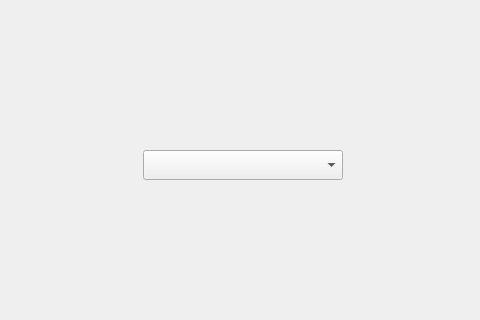
Before: the Qt Designer form main_window.ui in vanyadr/ProjectSweat, drawn with Qt 5; both pictures show x 347 to 827 and y 480 to 800 of the 1200 by 800 pixel window.
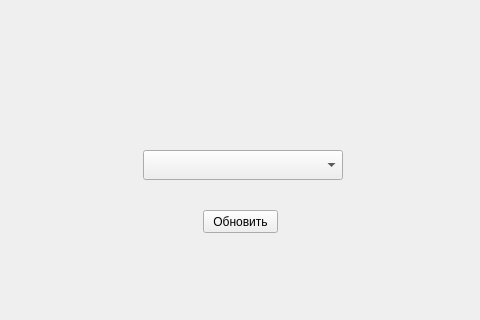
After: the same form once the commit is applied.

```diff
--- a/main_window.ui
+++ b/main_window.ui
@@ -89,6 +89,19 @@
      <string>Добавить товар</string>
     </property>
    </widget>
+   <widget class="QPushButton" name="reboot">
+    <property name="geometry">
+     <rect>
+      <x>550</x>
+      <y>690</y>
+      <width>75</width>
+      <height>23</height>
+     </rect>
+    </property>
+    <property name="text">
+     <string>Обновить</string>
+    </property>
+   </widget>
   </widget>
   <widget class="QMenuBar" name="menubar">
    <property name="geometry">
```
